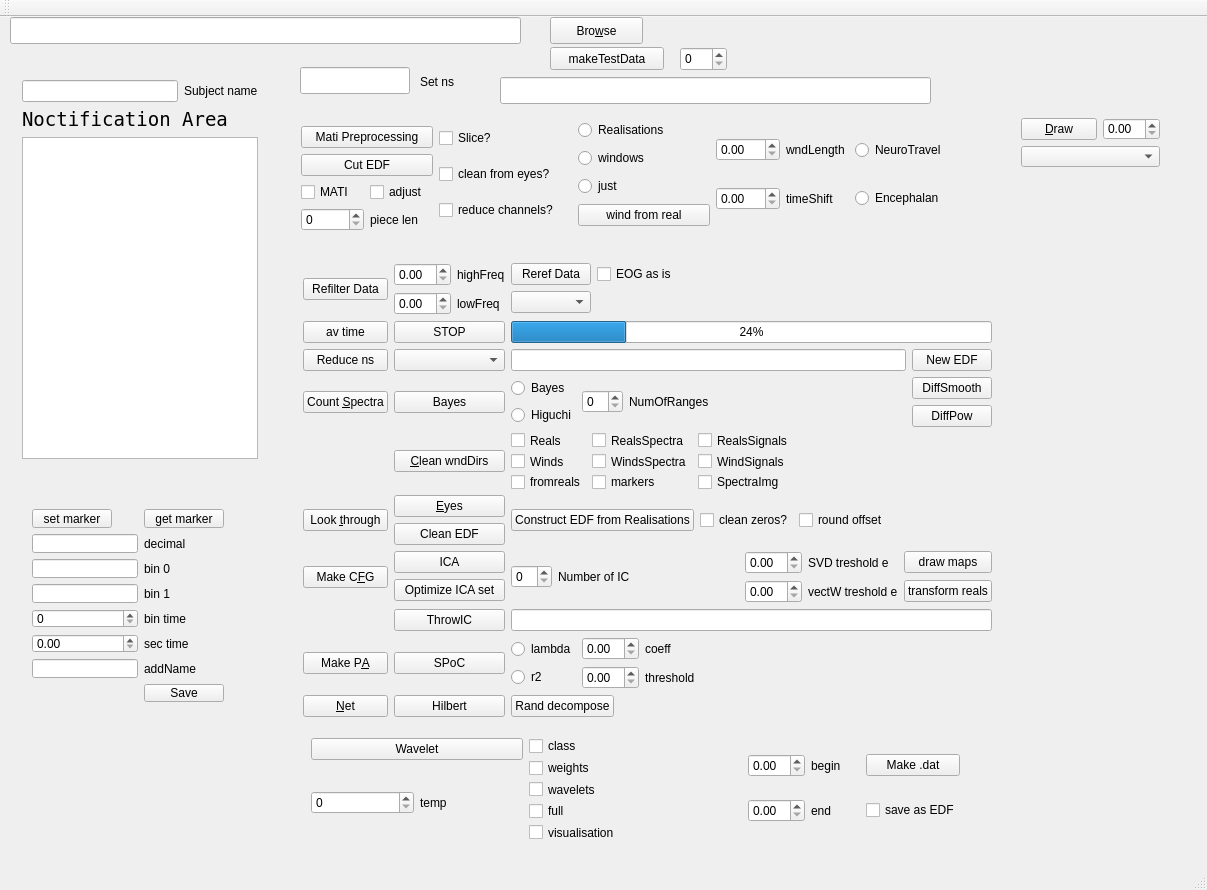
Qt form mainwindow.ui (ArtfulVampire/SecondGUIrepo) before a commit.
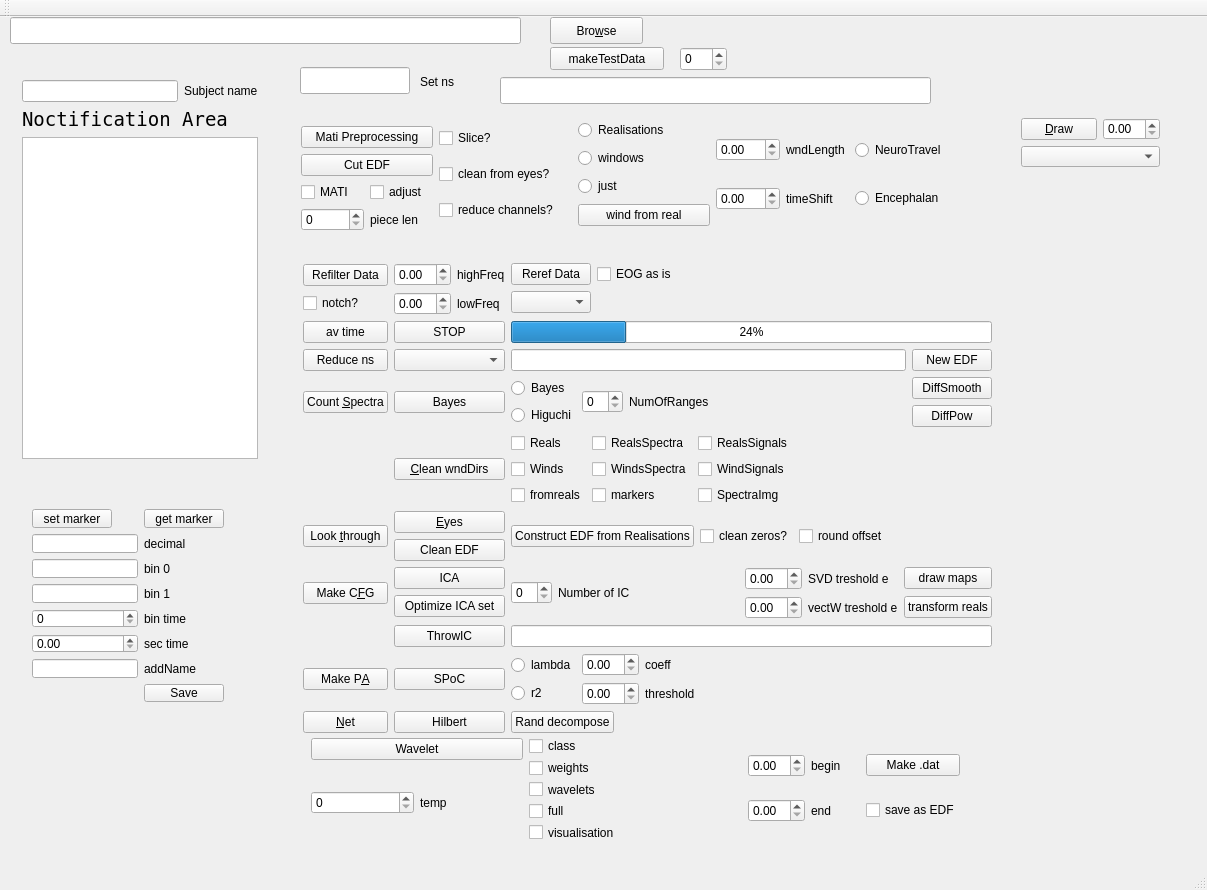
The same form after that commit.

Patch:
```diff
--- a/mainwindow.ui
+++ b/mainwindow.ui
@@ -568,17 +568,10 @@
       <x>292</x>
       <y>235</y>
       <width>711</width>
-      <height>476</height>
+      <height>501</height>
      </rect>
     </property>
     <layout class="QGridLayout" name="gridLayout_7">
-     <item row="0" column="0">
-      <widget class="QPushButton" name="refilterDataPushButton">
-       <property name="text">
-        <string>Refilter Data</string>
-       </property>
-      </widget>
-     </item>
      <item row="0" column="1">
       <layout class="QGridLayout" name="gridLayout_2">
        <item row="0" column="0">
@@ -1165,6 +1158,24 @@
        </item>
       </layout>
      </item>
+     <item row="0" column="0">
+      <layout class="QVBoxLayout" name="verticalLayout_16">
+       <item>
+        <widget class="QPushButton" name="refilterDataPushButton">
+         <property name="text">
+          <string>Refilter Data</string>
+         </property>
+        </widget>
+       </item>
+       <item>
+        <widget class="QCheckBox" name="notchCheckBox">
+         <property name="text">
+          <string>notch?</string>
+         </property>
+        </widget>
+       </item>
+      </layout>
+     </item>
     </layout>
    </widget>
    <widget class="QLineEdit" name="fileMarkersLineEdit">
```
Left out of the diff: 64 changed lines with no effect on the pictures.
